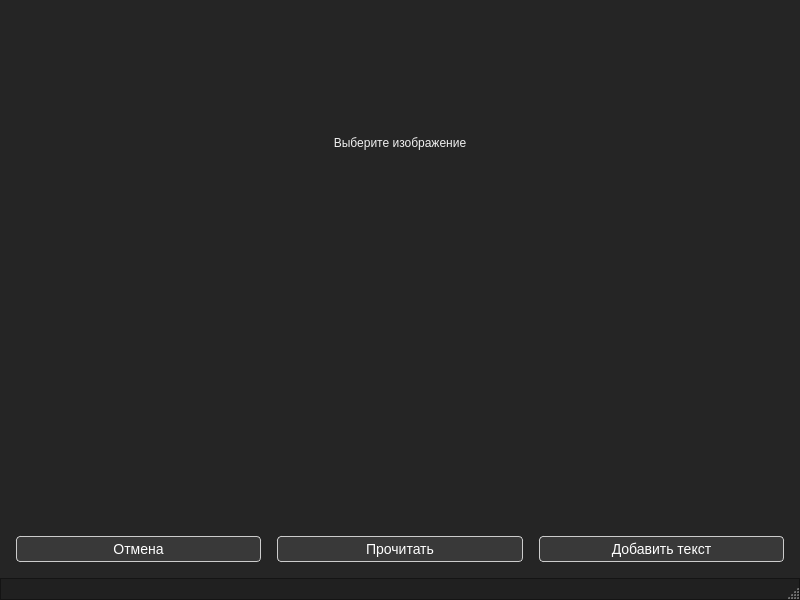
This is mainwindow.ui in Osipchik/Steganography as Qt 5 draws it before an edit. The edited form follows.
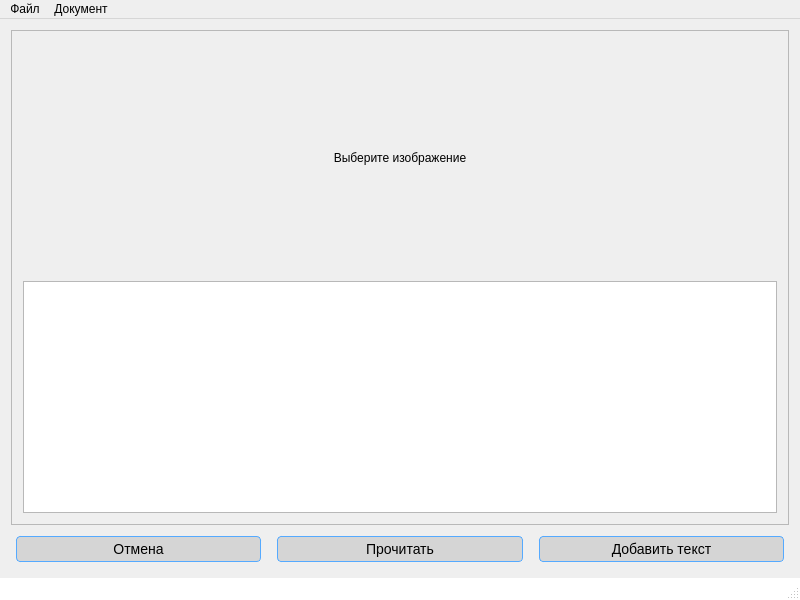
This is the edited form.

```diff
--- a/mainwindow.ui
+++ b/mainwindow.ui
@@ -52,33 +52,6 @@
    <enum>QTabWidget::Rounded</enum>
   </property>
   <widget class="QWidget" name="centralWidget">
-   <property name="styleSheet">
-    <string notr="true">QWidget {
-   background-color: #252525;
-  border: 0px solid #32414B;
-  padding: 0px;
-  color: #F0F0F0;
-  selection-background-color: #1464A0;
-  selection-color: #F0F0F0;
-}
-
-QWidget:disabled {
-  background-color: #19232D;
-  color: #787878;
-  selection-background-color: #14506E;
-  selection-color: #787878;
-}
-
-QWidget::item:selected {
-  background-color: #1464A0;
-}
-
-QWidget::item:hover {
-  background-color: #148CD2;
-  color: #32414B;
-}
-</string>
-   </property>
    <layout class="QVBoxLayout" name="verticalLayout_2">
     <item>
      <widget class="QFrame" name="frame">
@@ -144,11 +117,11 @@
        <widget class="QPushButton" name="CancelButton">
         <property name="styleSheet">
          <string notr="true">   QPushButton {
-      background-color: #393939;
         border: 1px solid #CCCCCC;
-        border-color: #CCCCCC;
+       background-color:#d5d5d5;
+        border-color: #55aaff;
     	border-radius: 4px;
-        color: #FFFFFF;
+        color: #000000;
         font-size: 14px;
     	text-align:center;
         padding: 4px 6px;
@@ -195,11 +168,11 @@
         </property>
         <property name="styleSheet">
          <string notr="true">   QPushButton {
-      background-color: #393939;
         border: 1px solid #CCCCCC;
-        border-color: #CCCCCC;
+       background-color:#d5d5d5;
+        border-color: #55aaff;
     	border-radius: 4px;
-        color: #FFFFFF;
+        color: #000000;
         font-size: 14px;
     	text-align:center;
         padding: 4px 6px;
@@ -237,11 +210,11 @@
         </property>
         <property name="styleSheet">
          <string notr="true">   QPushButton {
-      background-color: #393939;
         border: 1px solid #CCCCCC;
-        border-color: #CCCCCC;
+       background-color:#d5d5d5;
+        border-color: #55aaff;
     	border-radius: 4px;
-        color: #FFFFFF;
+        color: #000000;
         font-size: 14px;
     	text-align:center;
         padding: 4px 6px;
@@ -275,9 +248,8 @@
   <widget class="QStatusBar" name="statusBar">
    <property name="styleSheet">
     <string notr="true">QStatusBar {
-  border: 1px solid #141414;
-  background: #202020;
- color:  #F0F0F0;
+  background: #FFFFFF;
+ color:  #000000;
 }
 
 QStatusBar QToolTip {
@@ -293,6 +265,52 @@
 }</string>
    </property>
   </widget>
+  <widget class="QMenuBar" name="menuBar">
+   <property name="geometry">
+    <rect>
+     <x>0</x>
+     <y>0</y>
+     <width>800</width>
+     <height>20</height>
+    </rect>
+   </property>
+   <widget class="QMenu" name="menu">
+    <property name="title">
+     <string>Файл</string>
+    </property>
+    <addaction name="open"/>
+    <addaction name="save_as"/>
+   </widget>
+   <widget class="QMenu" name="menu_2">
+    <property name="title">
+     <string>Документ</string>
+    </property>
+    <addaction name="open_doc"/>
+    <addaction name="save_a_doc"/>
+   </widget>
+   <addaction name="menu"/>
+   <addaction name="menu_2"/>
+  </widget>
+  <action name="open">
+   <property name="text">
+    <string>Открыть</string>
+   </property>
+  </action>
+  <action name="save_as">
+   <property name="text">
+    <string>Сохранить как</string>
+   </property>
+  </action>
+  <action name="open_doc">
+   <property name="text">
+    <string>Открыть</string>
+   </property>
+  </action>
+  <action name="save_a_doc">
+   <property name="text">
+    <string>Сохранить как</string>
+   </property>
+  </action>
  </widget>
  <layoutdefault spacing="6" margin="11"/>
  <resources/>
```
Left out of the diff: 38 changed lines with no effect on the pictures.
